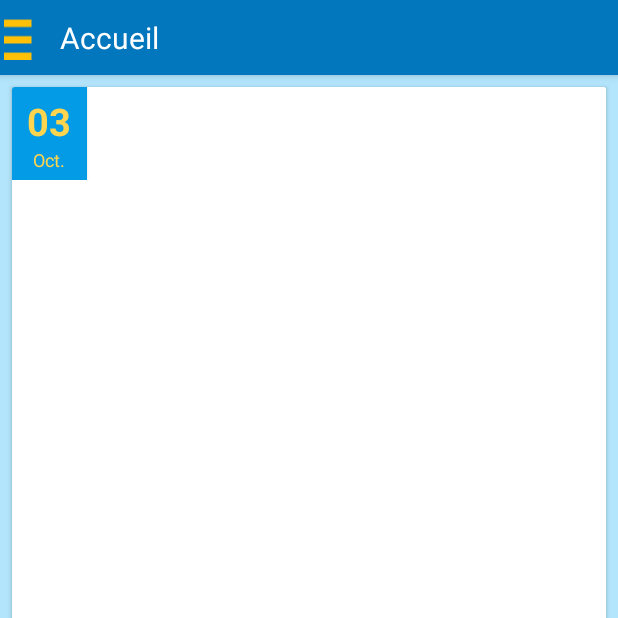
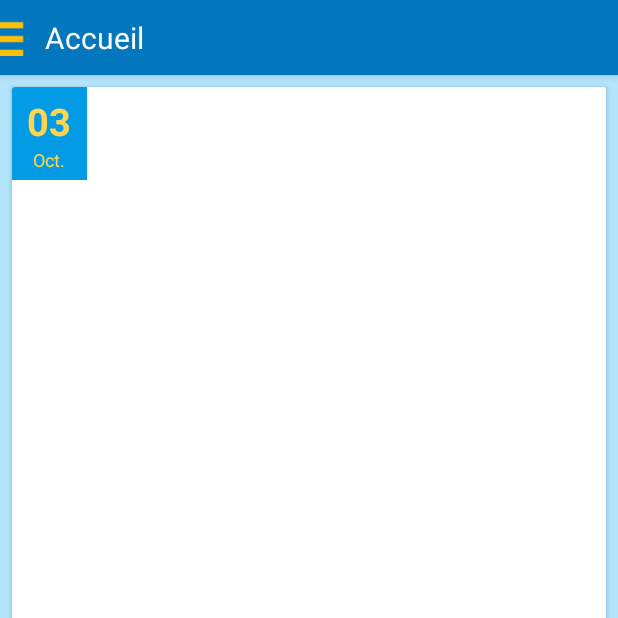
Before and after one commit to Gaminho/MyClass, an Android app: the screen it shows after launch (MainActivity), on a phone screen of 412 x 824 dp, the top half of it. Run offline under Robolectric (Android 15) with nearby library versions, the phone set to English and light mode, and no system bars; libraries missing offline, so code that uses them is left out: com.joanzapata.iconify; 3 statements that could not run were skipped.

Commit message:
Edit icon drawer size

```diff
--- a/app/src/main/res/layout/actionbar.xml
+++ b/app/src/main/res/layout/actionbar.xml
@@ -10,13 +10,11 @@
 
     <ImageView
         android:id="@+id/icDrawer"
-        android:layout_width="40dp"
-        android:layout_height="40dp"
+        android:layout_width="30dp"
+        android:layout_height="30dp"
         android:src="@drawable/ic_drawer"
         android:tint="@color/unthem500"
-        android:paddingRight="5dp"
-        android:paddingTop="5dp"
-        android:paddingBottom="5dp"/>
+        android:paddingRight="5dp"/>
 
     <ImageView
         android:id="@+id/mainPix"
```
Also changed, not shown: 1 other file.
